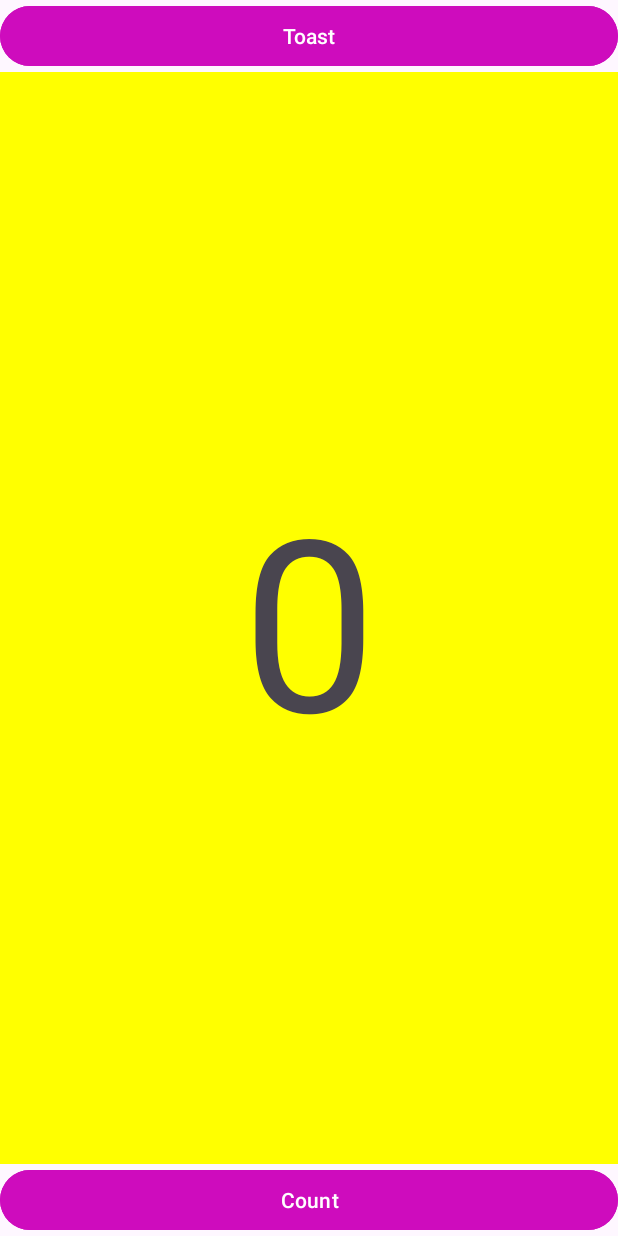
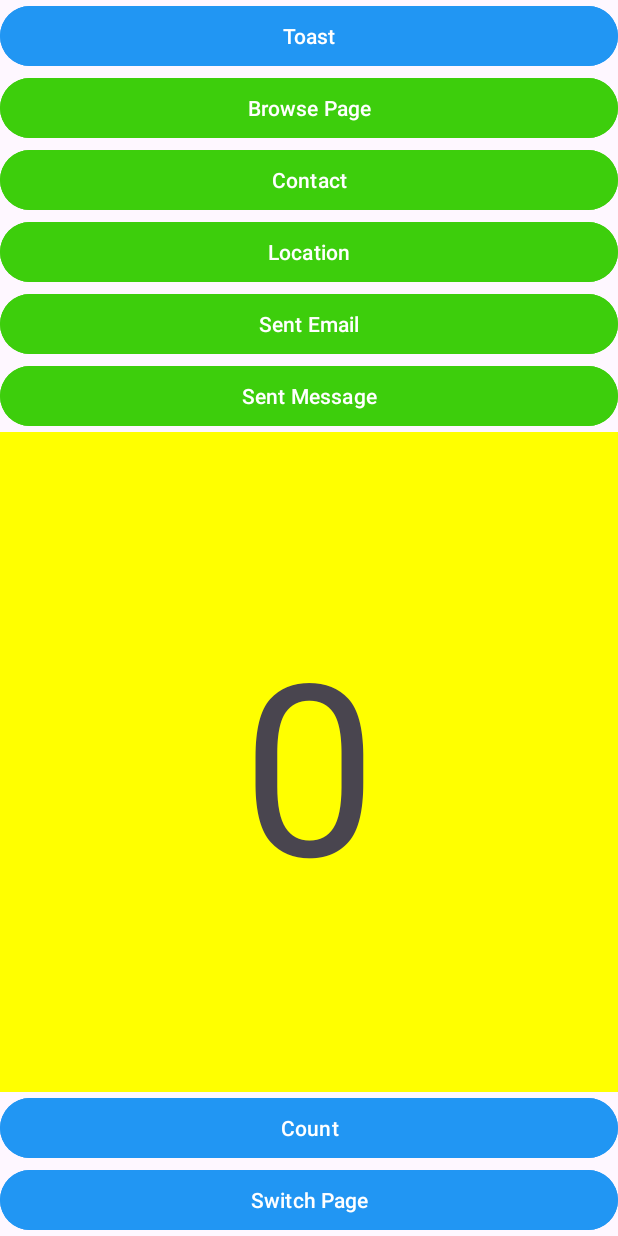
Before and after one commit to Skskydh/hellotoast, an Android app: the screen it shows after launch (MainActivity), on a phone screen of 412 x 824 dp. Run offline under Robolectric (Android 15) with nearby library versions, the phone set to English and light mode, and no system bars.

Commit message:
initial commit

```diff
--- a/app/src/main/AndroidManifest.xml
+++ b/app/src/main/AndroidManifest.xml
@@ -12,6 +12,9 @@
         android:supportsRtl="true"
         android:theme="@style/Theme.Hellotoast">
         <activity
+            android:name=".MainActivity2"
+            android:exported="false" />
+        <activity
             android:name=".MainActivity"
             android:exported="true">
             <intent-filter>
--- a/app/src/main/java/lat/pam/hellotoast/MainActivity.kt
+++ b/app/src/main/java/lat/pam/hellotoast/MainActivity.kt
@@ -1,6 +1,9 @@
 package lat.pam.hellotoast
 
+import android.content.Intent
+import android.net.Uri
 import android.os.Bundle
+import android.provider.ContactsContract
 import android.view.View
 import android.widget.Button
 import android.widget.TextView
@@ -12,35 +15,79 @@ import androidx.core.view.WindowInsetsCompat
 
 class MainActivity : AppCompatActivity() {
     private var mCount = 0
+
     override fun onCreate(savedInstanceState: Bundle?) {
         super.onCreate(savedInstanceState)
-
         enableEdgeToEdge()
         setContentView(R.layout.activity_main)
-        setContentView(R.layout.activity_main)
-
 
         val mShowCount = findViewById<TextView>(R.id.show_count)
         val buttonCountUp = findViewById<Button>(R.id.button_count)
         val buttonToast = findViewById<Button>(R.id.button_toast)
+        val buttonSwitchPage = findViewById<Button>(R.id.button_switchpage)
+        val buttonBrowser = findViewById<Button>(R.id.button_browser)
+        val buttonContact = findViewById<Button>(R.id.button_contact)
+        val buttonMap = findViewById<Button>(R.id.button_map)
+        val buttonEmail = findViewById<Button>(R.id.button_email)
+        val buttonMessage = findViewById<Button>(R.id.button_mesagge)
 
-        buttonCountUp.setOnClickListener(View.OnClickListener {
-            mCount++;
-            if (mShowCount != null)
-                mShowCount.text = mCount.toString()
-        })
-        buttonToast.setOnClickListener(View.OnClickListener {
-            val tulisan: String = mShowCount?.text.toString()
-            val toast: Toast = Toast.makeText(this, "Angka yang dimunculkan "+tulisan, Toast.LENGTH_LONG)
-            toast.show()
+        buttonCountUp.setOnClickListener {
+            mCount++
+            mShowCount.text = mCount.toString()
+        }
+
+        buttonToast.setOnClickListener {
+            val tulisan = mShowCount.text.toString()
+            Toast.makeText(this, "Angka yang dimunculkan: $tulisan", Toast.LENGTH_LONG).show()
+        }
+
+        buttonSwitchPage.setOnClickListener {
+            val intent = Intent(this, MainActivity2::class.java)
+            startActivity(intent)
+        }
+
+        buttonBrowser.setOnClickListener(View.OnClickListener {
+            val intentbrowse = Intent(Intent.ACTION_VIEW)
+            intentbrowse.setData(Uri.parse("https://www.google.com/"))
+            startActivity(intentbrowse)
         })
 
+        buttonContact.setOnClickListener {
+            val intentContact = Intent(Intent.ACTION_PICK, android.provider.ContactsContract.Contacts.CONTENT_URI)
+            startActivity(intentContact)
+        }
 
+        buttonMap.setOnClickListener {
+            val gmmIntentUri = Uri.parse("geo:0,0?q=Universitas+Islam+Negeri+SGD+Bandung")
+            val mapIntent = Intent(Intent.ACTION_VIEW, gmmIntentUri)
+            mapIntent.setPackage("com.google.android.apps.maps")
+            startActivity(mapIntent)
+        }
+
+        buttonEmail.setOnClickListener {
+            val intentEmail = Intent(Intent.ACTION_SENDTO).apply {
+                data = Uri.parse("mailto:")
+                putExtra(Intent.EXTRA_EMAIL, arrayOf("contoh@email.com"))
+                putExtra(Intent.EXTRA_SUBJECT, "Tes Email")
+                putExtra(Intent.EXTRA_TEXT, "Halo ini pesan dari aplikasi Android")
+            }
+            startActivity(intentEmail)
+        }
+
+        buttonMessage.setOnClickListener {
+            val intentMessage = Intent(Intent.ACTION_SEND).apply {
+                type = "text/plain"  // konten berupa teks biasa
+                putExtra(Intent.EXTRA_TEXT, "Halo, ini pesan dari aplikasi HelloToast")
+            }
+            startActivity(Intent.createChooser(intentMessage, "Kirim pesan dengan:"))
+        }
 
         ViewCompat.setOnApplyWindowInsetsListener(findViewById(R.id.main)) { v, insets ->
             val systemBars = insets.getInsets(WindowInsetsCompat.Type.systemBars())
             v.setPadding(systemBars.left, systemBars.top, systemBars.right, systemBars.bottom)
             insets
         }
+
+
     }
 }
--- a/app/src/main/res/layout/activity_main.xml
+++ b/app/src/main/res/layout/activity_main.xml
@@ -12,31 +12,77 @@
     android:paddingBottom="@dimen/activity_vertical_margin"
     tools:context=".MainActivity">
 
-    <!-- Tombol untuk Toast -->
+    <!-- Tombol Toast -->
     <Button
         android:id="@+id/button_toast"
         android:layout_width="match_parent"
         android:layout_height="wrap_content"
+        android:backgroundTint="#2196F3"
         android:text="@string/button_label_toast"
-        android:backgroundTint="#CE0CBD" />
+        app:cornerRadius="20dp" />
 
-    <!-- TextView untuk counter -->
+    <Button
+        android:id="@+id/button_browser"
+        android:layout_width="match_parent"
+        android:layout_height="wrap_content"
+        android:backgroundTint="#3DCE0C"
+        android:text="@string/button_label_browser" />
+
+    <Button
+        android:id="@+id/button_contact"
+        android:layout_width="match_parent"
+        android:layout_height="wrap_content"
+        android:backgroundTint="#3DCE0C"
+        android:text="@string/button_label_contact"/>
+
+    <Button
+        android:id="@+id/button_map"
+        android:layout_width="match_parent"
+        android:layout_height="wrap_content"
+        android:backgroundTint="#3DCE0C"
+        android:text="@string/button_label_map"/>
+
+    <Button
+        android:id="@+id/button_email"
+        android:layout_width="match_parent"
+        android:layout_height="wrap_content"
+        android:backgroundTint="#3DCE0C"
+        android:text="@string/button_label_email"/>
+
+    <Button
+        android:id="@+id/button_mesagge"
+        android:layout_width="match_parent"
+        android:layout_height="wrap_content"
+        android:backgroundTint="#3DCE0C"
+        android:text="@string/button_label_mesagge"/>
+
+    <!-- TextView Counter -->
     <TextView
         android:id="@+id/show_count"
         android:layout_width="match_parent"
         android:layout_height="wrap_content"
         android:layout_weight="2"
+        android:background="#FFFF00"
+        android:gravity="center"
         android:text="@string/count_initial_value"
-        android:textSize="160sp"
-        android:background="#FFFF00"
-        android:gravity="center" />
+        android:textSize="160sp" />
 
-    <!-- Tombol untuk Count -->
+    <!-- Tombol Count -->
     <Button
         android:id="@+id/button_count"
         android:layout_width="match_parent"
         android:layout_height="wrap_content"
+        android:backgroundTint="#2196F3"
         android:text="@string/button_label_count"
-        android:backgroundTint="#CE0CBD" />
+        app:cornerRadius="20dp" />
+
+    <!-- Tombol Pindah Halaman -->
+    <Button
+        android:id="@+id/button_switchpage"
+        android:layout_width="match_parent"
+        android:layout_height="wrap_content"
+        android:backgroundTint="#2196F3"
+        android:text="@string/button_label_pindah"
+        app:cornerRadius="20dp" />
 
 </LinearLayout>
--- a/app/src/main/res/values/strings.xml
+++ b/app/src/main/res/values/strings.xml
@@ -3,5 +3,11 @@
     <string name="button_label_toast">Toast</string>
     <string name="count_initial_value">0</string>
     <string name="button_label_count">Count</string>
-    <string name="toast_message">Hello Toast !</string>
+    <string name="button_label_pindah">Switch Page</string>
+    <string name="text_header">Halaman ke-2</string>
+    <string name="button_label_browser">Browse Page</string>
+    <string name="button_label_contact">Contact</string>
+    <string name="button_label_map">Location</string>
+    <string name="button_label_email">Sent Email</string>
+    <string name="button_label_mesagge">Sent Message</string>
 </resources>
```
Also changed, not shown: app/src/main/java/lat/pam/hellotoast/MainActivity2.kt (added, +29 -0 lines), app/src/main/res/layout/activity_main2.xml (added, +24 -0 lines).
